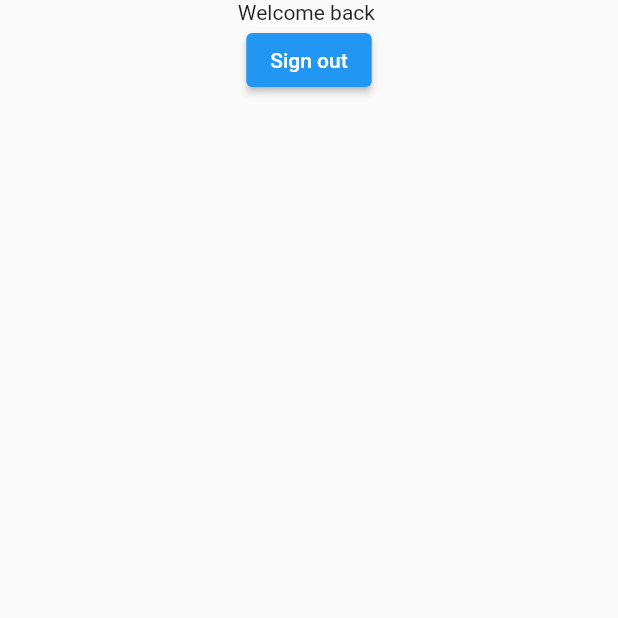
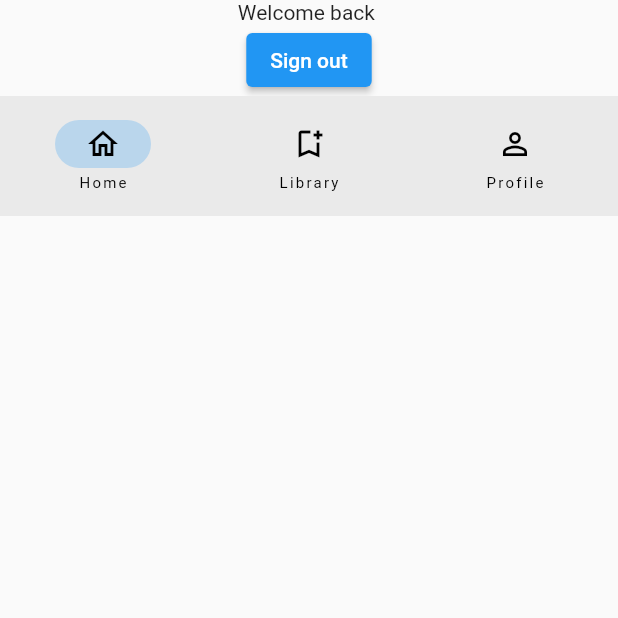
Before and after one commit to BelenStar/firestore_app, a Flutter app: the HomePage screen opened directly, on a phone screen of 412 x 824 dp, the top half of it. Run offline on Flutter 3.47's test engine with Material 2 defaults, Android fonts, the phone set to English and light mode, and no system bars; our stand-ins replace firebase_auth, firebase_core, google_fonts; accounts and stored records are empty.

Commit message:
feature($home):base design

```diff
--- a/lib/src/pages/home.dart
+++ b/lib/src/pages/home.dart
@@ -25,7 +25,15 @@ class _HomePageState extends State<HomePage> {
                       FirebaseAuth.instance.signOut();
                     })
                   },
-              child: const Text('Sign out'))
+              child: const Text('Sign out')),
+          NavigationBar(destinations: const [
+            NavigationDestination(
+                icon: Icon(Icons.home_outlined), label: 'Home'),
+            NavigationDestination(
+                icon: Icon(Icons.bookmark_add_outlined), label: 'Library'),
+            NavigationDestination(
+                icon: Icon(Icons.person_outline), label: 'Profile'),
+          ])
         ],
       )),
     );
--- a/lib/src/pages/sign_up.dart
+++ b/lib/src/pages/sign_up.dart
@@ -29,7 +29,7 @@ class _SignUpPageState extends State<SignUpPage> {
   }
 
   void passwordValidation() {
-    if (password == confirmPassword) {
+    if (password.text == confirmPassword.text) {
       signUp();
     } else {
       showDialog(
@@ -46,8 +46,8 @@ class _SignUpPageState extends State<SignUpPage> {
           );
         },
       );
-      //password.clear();
-      //confirmPassword.clear();
+      password.clear();
+      confirmPassword.clear();
     }
   }
 
```
